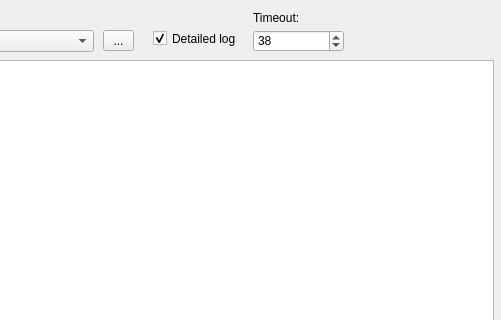
Old version of the form CStationFXSender/mainwindow.ui in the repository Pvg08/CStationFXSenderReciever; both pictures show x 87 to 588 and y 0 to 320 of the 588 by 427 pixel window.
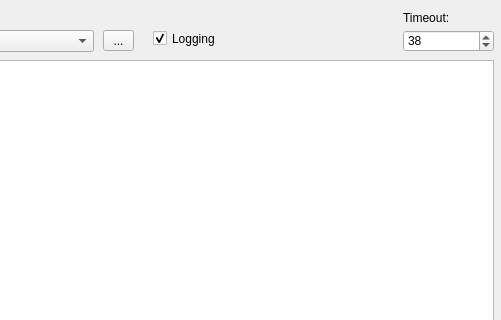
New version of the form.

Commit message: вывод доп. информации, автовыбор порта, мелкие правки

Patch:
```diff
--- a/CStationFXSender/mainwindow.ui
+++ b/CStationFXSender/mainwindow.ui
@@ -81,12 +81,12 @@
      <rect>
       <x>240</x>
       <y>30</y>
-      <width>91</width>
+      <width>101</width>
       <height>17</height>
      </rect>
     </property>
     <property name="text">
-     <string>Detailed log</string>
+     <string>Logging</string>
     </property>
     <property name="checked">
      <bool>true</bool>
@@ -95,7 +95,7 @@
    <widget class="QSpinBox" name="spinBox_timeout">
     <property name="geometry">
      <rect>
-      <x>340</x>
+      <x>490</x>
       <y>30</y>
       <width>91</width>
       <height>22</height>
@@ -114,7 +114,7 @@
    <widget class="QLabel" name="label_2">
     <property name="geometry">
      <rect>
-      <x>340</x>
+      <x>490</x>
       <y>10</y>
       <width>91</width>
       <height>16</height>
```
The commit also changes 3 other files.
